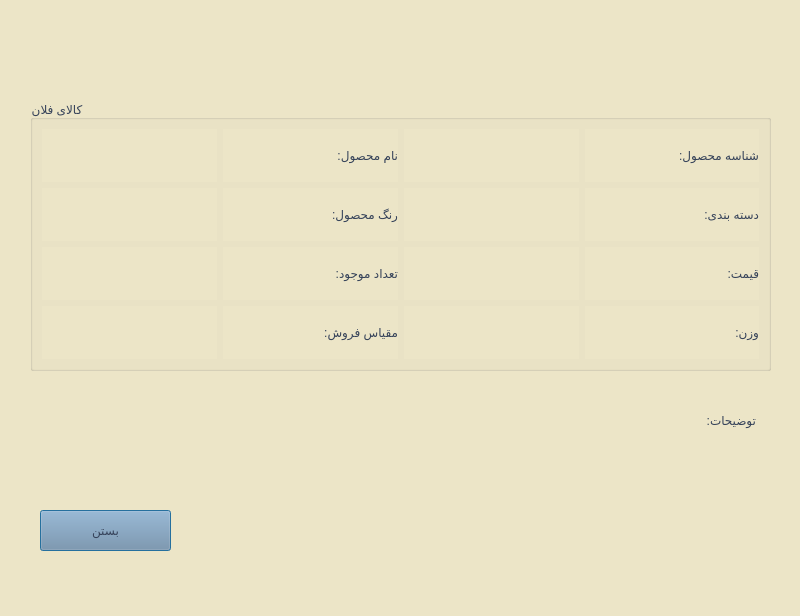
AP-projects-4001/metagoofill, file Project_Ap/gooddetails.ui: the form before one commit.
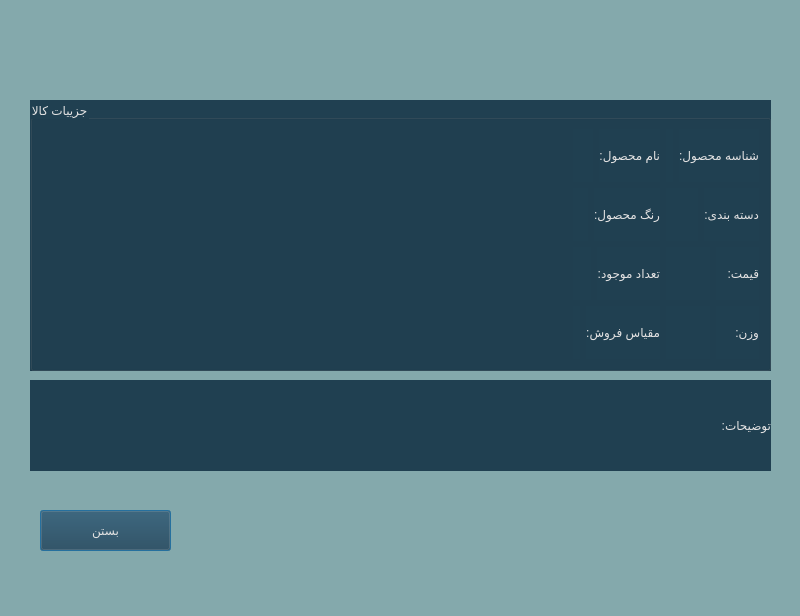
The form after the commit.

Commit message: changing colors and Completing the program ui

```diff
--- a/Project_Ap/gooddetails.ui
+++ b/Project_Ap/gooddetails.ui
@@ -14,8 +14,7 @@
    <string>Dialog</string>
   </property>
   <property name="styleSheet">
-   <string notr="true">background-color: rgb(236, 229, 199);
-</string>
+   <string notr="true">background-color: rgb(132, 169, 172);</string>
   </property>
   <widget class="QPushButton" name="pushButton">
    <property name="geometry">
@@ -27,9 +26,9 @@
     </rect>
    </property>
    <property name="styleSheet">
-    <string notr="true">font: 14pt &quot;Lalezar&quot;;
-color: rgb(53, 66, 89);
-background-color: rgb(116, 141, 166);</string>
+    <string notr="true">background-color: rgb(32, 64, 81);
+font: 12pt &quot;Lalezar&quot;;
+color: rgb(228, 227, 227);</string>
    </property>
    <property name="text">
     <string>بستن</string>
@@ -38,15 +37,18 @@
   <widget class="QLabel" name="label_20">
    <property name="geometry">
     <rect>
-     <x>665</x>
-     <y>370</y>
-     <width>91</width>
-     <height>101</height>
+     <x>660</x>
+     <y>380</y>
+     <width>111</width>
+     <height>91</height>
     </rect>
    </property>
    <property name="styleSheet">
-    <string notr="true">font: 12pt &quot;Lalezar&quot;;
-color: rgb(53, 66, 89);</string>
+    <string notr="true">
+font: 12pt &quot;Lalezar&quot;;
+background-color: rgb(32, 64, 81);
+color: rgb(228, 227, 227);
+</string>
    </property>
    <property name="text">
     <string>توضیحات:</string>
@@ -63,13 +65,14 @@
    </property>
    <property name="styleSheet">
     <string notr="true">font: 12pt &quot;Lalezar&quot;;
-color: rgb(53, 66, 89);</string>
+background-color: rgb(32, 64, 81);
+color: rgb(228, 227, 227);</string>
    </property>
    <property name="title">
-    <string>کالای فلان</string>
+    <string>جزییات کالا</string>
    </property>
    <layout class="QGridLayout" name="gridLayout">
-    <item row="1" column="1">
+    <item row="1" column="3">
      <layout class="QHBoxLayout" name="horizontalLayout_18">
       <item>
        <widget class="QLabel" name="label_group">
@@ -87,43 +90,43 @@
       </item>
      </layout>
     </item>
+    <item row="0" column="3">
+     <layout class="QHBoxLayout" name="horizontalLayout_10">
+      <item>
+       <widget class="QLabel" name="label_id">
+        <property name="text">
+         <string/>
+        </property>
+       </widget>
+      </item>
+      <item>
+       <widget class="QLabel" name="label_14">
+        <property name="text">
+         <string>شناسه محصول:</string>
+        </property>
+       </widget>
+      </item>
+     </layout>
+    </item>
     <item row="2" column="1">
-     <layout class="QHBoxLayout" name="horizontalLayout_9">
+     <layout class="QHBoxLayout" name="horizontalLayout_14">
       <item>
-       <widget class="QLabel" name="label_price">
+       <widget class="QLabel" name="label_avail">
         <property name="text">
          <string/>
         </property>
        </widget>
       </item>
       <item>
-       <widget class="QLabel" name="label_12">
+       <widget class="QLabel" name="label_22">
         <property name="text">
-         <string>قیمت:</string>
+         <string>تعداد موجود:</string>
         </property>
        </widget>
       </item>
      </layout>
     </item>
     <item row="3" column="1">
-     <layout class="QHBoxLayout" name="horizontalLayout_19">
-      <item>
-       <widget class="QLabel" name="label_weight">
-        <property name="text">
-         <string/>
-        </property>
-       </widget>
-      </item>
-      <item>
-       <widget class="QLabel" name="label_32">
-        <property name="text">
-         <string>وزن:</string>
-        </property>
-       </widget>
-      </item>
-     </layout>
-    </item>
-    <item row="3" column="0">
      <layout class="QHBoxLayout" name="horizontalLayout_11">
       <item>
        <widget class="QLabel" name="label_megh">
@@ -141,28 +144,25 @@
       </item>
      </layout>
     </item>
-    <item row="0" column="0">
-     <layout class="QHBoxLayout" name="horizontalLayout_16">
+    <item row="3" column="3">
+     <layout class="QHBoxLayout" name="horizontalLayout_19">
       <item>
-       <widget class="QLabel" name="label_name">
+       <widget class="QLabel" name="label_weight">
         <property name="text">
          <string/>
         </property>
        </widget>
       </item>
       <item>
-       <widget class="QLabel" name="label_26">
-        <property name="styleSheet">
-         <string notr="true">color: rgb(53, 66, 89);</string>
-        </property>
+       <widget class="QLabel" name="label_32">
         <property name="text">
-         <string>نام محصول:</string>
+         <string>وزن:</string>
         </property>
        </widget>
       </item>
      </layout>
     </item>
-    <item row="1" column="0">
+    <item row="1" column="1">
      <layout class="QHBoxLayout" name="horizontalLayout_8">
       <item>
        <widget class="QLabel" name="label_model">
@@ -180,55 +180,113 @@
       </item>
      </layout>
     </item>
-    <item row="2" column="0">
-     <layout class="QHBoxLayout" name="horizontalLayout_14">
+    <item row="2" column="3">
+     <layout class="QHBoxLayout" name="horizontalLayout_9">
       <item>
-       <widget class="QLabel" name="label_avail">
+       <widget class="QLabel" name="label_price">
         <property name="text">
          <string/>
         </property>
        </widget>
       </item>
       <item>
-       <widget class="QLabel" name="label_22">
+       <widget class="QLabel" name="label_12">
         <property name="text">
-         <string>تعداد موجود:</string>
+         <string>قیمت:</string>
         </property>
        </widget>
       </item>
      </layout>
     </item>
     <item row="0" column="1">
-     <layout class="QHBoxLayout" name="horizontalLayout_10">
+     <layout class="QHBoxLayout" name="horizontalLayout_16">
       <item>
-       <widget class="QLabel" name="label_id">
+       <widget class="QLabel" name="label_name">
         <property name="text">
          <string/>
         </property>
        </widget>
       </item>
       <item>
-       <widget class="QLabel" name="label_14">
+       <widget class="QLabel" name="label_26">
+        <property name="styleSheet">
+         <string notr="true">
+color: rgb(228, 227, 227);</string>
+        </property>
         <property name="text">
-         <string>شناسه محصول:</string>
+         <string>نام محصول:</string>
         </property>
        </widget>
       </item>
      </layout>
     </item>
+    <item row="3" column="0">
+     <spacer name="horizontalSpacer_4">
+      <property name="orientation">
+       <enum>Qt::Horizontal</enum>
+      </property>
+      <property name="sizeHint" stdset="0">
+       <size>
+        <width>40</width>
+        <height>20</height>
+       </size>
+      </property>
+     </spacer>
+    </item>
+    <item row="2" column="0">
+     <spacer name="horizontalSpacer_3">
+      <property name="orientation">
+       <enum>Qt::Horizontal</enum>
+      </property>
+      <property name="sizeHint" stdset="0">
+       <size>
+        <width>40</width>
+        <height>20</height>
+       </size>
+      </property>
+     </spacer>
+    </item>
+    <item row="1" column="0">
+     <spacer name="horizontalSpacer_2">
+      <property name="orientation">
+       <enum>Qt::Horizontal</enum>
+      </property>
+      <property name="sizeHint" stdset="0">
+       <size>
+        <width>40</width>
+        <height>20</height>
+       </size>
+      </property>
+     </spacer>
+    </item>
+    <item row="0" column="0">
+     <spacer name="horizontalSpacer">
+      <property name="orientation">
+       <enum>Qt::Horizontal</enum>
+      </property>
+      <property name="sizeHint" stdset="0">
+       <size>
+        <width>40</width>
+        <height>20</height>
+       </size>
+      </property>
+     </spacer>
+    </item>
    </layout>
   </widget>
   <widget class="QLabel" name="label_info">
    <property name="geometry">
     <rect>
-     <x>50</x>
+     <x>30</x>
      <y>380</y>
-     <width>621</width>
+     <width>631</width>
      <height>91</height>
     </rect>
    </property>
    <property name="styleSheet">
-    <string notr="true">font: 11pt &quot;Lalezar&quot;;</string>
+    <string notr="true">font: 12pt &quot;Lalezar&quot;;
+background-color: rgb(32, 64, 81);
+color: rgb(228, 227, 227);</string>
    </property>
    <property name="text">
     <string/>
```
The commit also changes 37 other files.
